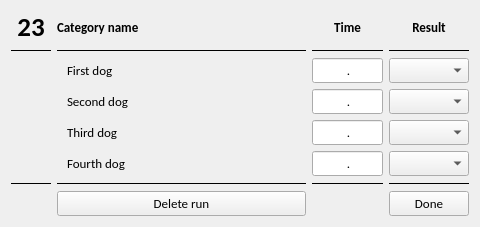
Qt form ui_files/time_register_widget.ui (uncle-arthy/rcng) before a commit.
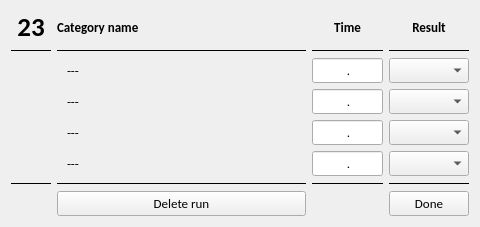
The same form after that commit. Icons and pictures are not drawn.

Patch:
```diff
--- a/ui_files/time_register_widget.ui
+++ b/ui_files/time_register_widget.ui
@@ -92,7 +92,7 @@
    <item row="2" column="1">
     <widget class="QLabel" name="lbl_first_name">
      <property name="text">
-      <string>First dog</string>
+      <string>---</string>
      </property>
      <property name="margin">
       <number>0</number>
@@ -121,7 +121,7 @@
    <item row="3" column="1">
     <widget class="QLabel" name="lbl_second_name">
      <property name="text">
-      <string>Second dog</string>
+      <string>---</string>
      </property>
      <property name="indent">
       <number>10</number>
@@ -163,7 +163,7 @@
    <item row="4" column="1">
     <widget class="QLabel" name="lbl_third_name">
      <property name="text">
-      <string>Third dog</string>
+      <string>---</string>
      </property>
      <property name="indent">
       <number>10</number>
@@ -189,7 +189,7 @@
    <item row="5" column="1">
     <widget class="QLabel" name="lbl_fourth_name">
      <property name="text">
-      <string>Fourth dog</string>
+      <string>---</string>
      </property>
      <property name="indent">
       <number>10</number>
```
